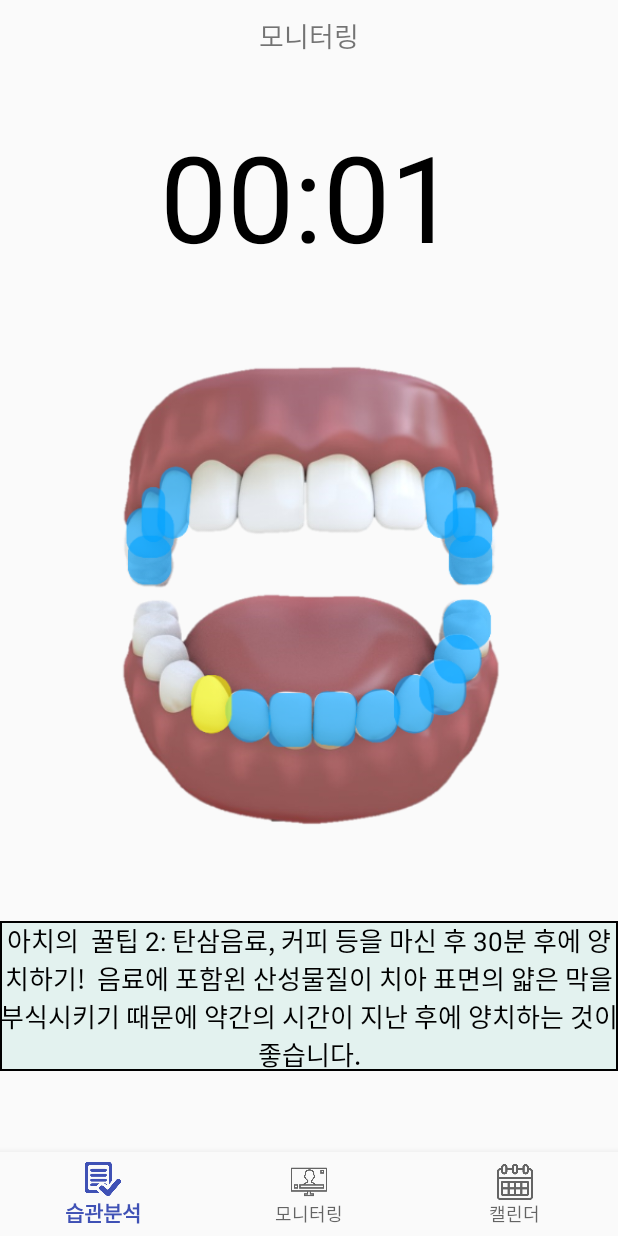
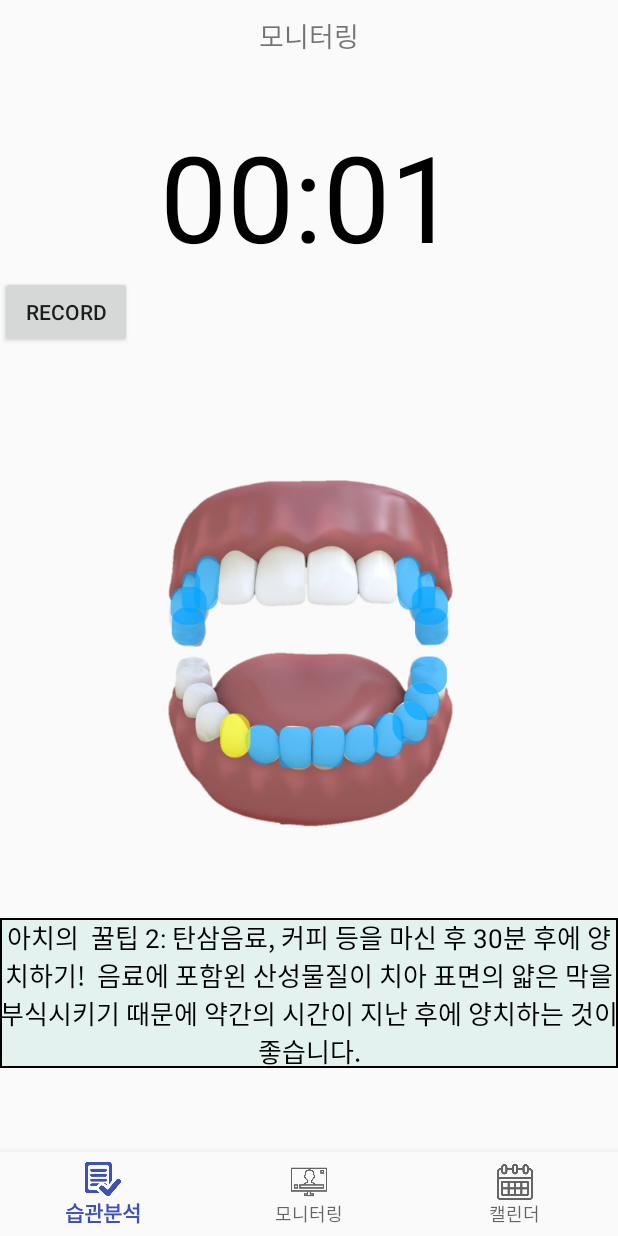
Before and after one commit to Team-Achi/Android, an Android app: the fragment MonitoringFragment placed in its activity, after a tap on an icon or button, on a phone screen of 412 x 824 dp. Run offline under Robolectric (Android 15) with nearby library versions, the phone set to English and light mode, and no system bars.

Commit message:
Added record in stopwatch, for practice

```diff
--- a/app/src/main/java/com/example/administrator/achi/fragment/DataCenter.kt
+++ b/app/src/main/java/com/example/administrator/achi/fragment/DataCenter.kt
@@ -2,7 +2,7 @@ package com.example.administrator.achi.fragment
 
 class DataCenter {
     private lateinit var instance : DataCenter
-    private var record_day = ArrayList<Day>()
+    private var record_day = ArrayList<Record>()
 
     constructor() {
         // 나중에 파일입출력 여기서 해
--- a/app/src/main/java/com/example/administrator/achi/fragment/MonitoringFragment.kt
+++ b/app/src/main/java/com/example/administrator/achi/fragment/MonitoringFragment.kt
@@ -38,10 +38,16 @@ class MonitoringFragment : Fragment(){
     private var curState : Int = INIT
     private var baseTime : Long = 0
     private var pauseTime : Long = 0
-    private var elapsedTime : String = "00:00"
+
+    private var time_per_tooth = ArrayList<Int>()   // 이 하나당 시간
+    private var time_tooth : Int = 0
 
     private lateinit var tv_time : TextView
     private lateinit var iv_model : ImageView
+
+    // just for test- stopwatch
+    private lateinit var btn_record : Button
+    private lateinit var tv_record : TextView
 
 //    private lateinit var btn_start : Button
 //    private lateinit var btn_record : Button
@@ -72,8 +78,17 @@ class MonitoringFragment : Fragment(){
         iv_model = thisView!!.findViewById<ImageView>(R.id.model)
         tv_fact = thisView!!.findViewById(R.id.tvFact)
 
-        if (curState == INIT)
-            tv_time.setText("00:00")
+        // for test
+        btn_record = thisView!!.findViewById<Button>(R.id.btnRecord)
+        tv_record = thisView!!.findViewById<TextView>(R.id.tvRecord)
+
+//        if (curState == INIT)
+//            tv_time.setText("00:00")
+        if (curState == RUN) {
+            handler.removeCallbacks(runnable)
+            curState = INIT
+        }
+        tv_time.setText("00:00")
 
         stopWatch()
 
@@ -88,7 +103,7 @@ class MonitoringFragment : Fragment(){
     fun stopWatch() {
         runnable = object : Runnable {
             override fun run() {
-                second = getElapsedTime()
+                second = getElapsedTime() / 1000
                 minute = second / 60
                 second = second % 60
 
@@ -115,20 +130,32 @@ class MonitoringFragment : Fragment(){
                 baseTime = SystemClock.elapsedRealtime()
                 curState = RUN
 
+                pauseTime = baseTime
+
                 handler.postDelayed(runnable, 0)
             }
 
             else if (curState == RUN) {
-                pauseTime = SystemClock.elapsedRealtime()
                 curState = INIT
 
                 handler.removeCallbacks(runnable)
 
-                second = getElapsedTime()
-                minute = second / 60
-                second = second % 60
+            }
+        }
 
-                elapsedTime = minute.toString() + ":" + second.toString()
+        // for test
+        btn_record.setOnClickListener() {           // record
+            if (curState == RUN) {
+                var curTime = SystemClock.elapsedRealtime()
+                var resultTime : Long = curTime - pauseTime
+                pauseTime = curTime
+
+                time_per_tooth.add(resultTime.toInt())         // 요거 analyzer로 넘겨주면 됨
+                time_tooth = resultTime.toInt()
+
+//                analyzer.secPerTooth(time_tooth, tooth_num)
+
+                tv_record.setText(resultTime.toString())
             }
         }
     }
@@ -136,7 +163,7 @@ class MonitoringFragment : Fragment(){
     fun getElapsedTime() : Int {
         var curTime : Long = SystemClock.elapsedRealtime()
         var resultTime : Long = curTime - baseTime
-        var sec = (resultTime / 1000).toInt()
+        var sec = resultTime.toInt()
         return sec
     }
 
--- a/app/src/main/res/layout/fragment_monitoring.xml
+++ b/app/src/main/res/layout/fragment_monitoring.xml
@@ -28,14 +28,27 @@
         android:textSize="80dp"
         />
 
+    <Button
+        android:id="@+id/btnRecord"
+        android:layout_width="wrap_content"
+        android:layout_height="wrap_content"
+        android:text="record"/>
+
+    <TextView
+        android:id="@+id/tvRecord"
+        android:layout_width="match_parent"
+        android:layout_height="60dp"
+        android:textSize="17dp"
+        android:text=""/>
+
 
     <ImageView
         android:id="@+id/model"
         android:layout_width="match_parent"
-        android:layout_height="330dp"
+        android:layout_height="250dp"
         android:src="@mipmap/teeth_model"
         android:layout_marginBottom="30dp"
-        android:layout_marginTop="50dp"
+        android:layout_marginTop="20dp"
         android:clickable="true"/>
 
     <TextView
```
Also changed, not shown: app/src/main/java/com/example/administrator/achi/fragment/Record.kt (+6 -6 lines).
